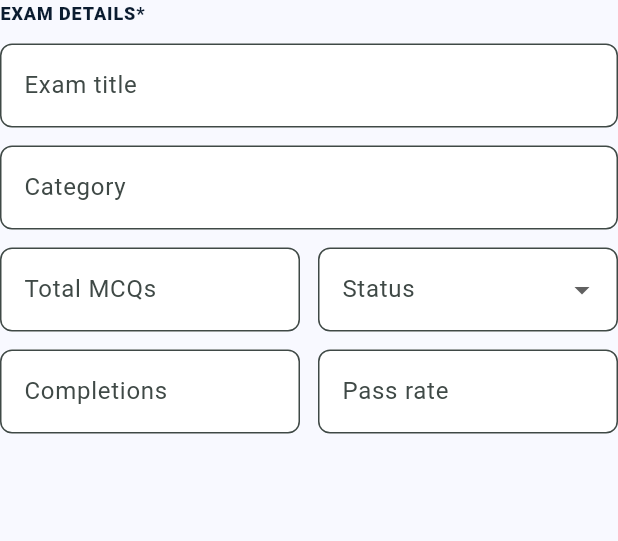
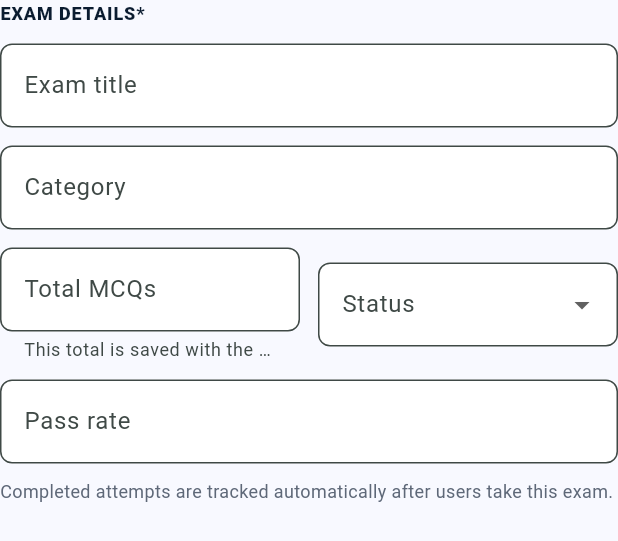
Before and after one commit to Khushalkhankhattak11/MockTest, a Flutter app: the _ExamDetailsForm widget shown alone on an empty page, opened directly with empty values, on a phone screen of 412 x 824 dp. Shown: the top 541 px of the screen. Run offline on Flutter 3.47's test engine with Material 3 defaults, Android fonts, the phone set to English and light mode, and no system bars; our stand-ins replace cloud_firestore, firebase_auth, firebase_core, shared_preferences; accounts and stored records are empty; Roboto replaces fonts that are missing (Arial).

Commit message:
webadmin1

```diff
--- a/lib/main.dart
+++ b/lib/main.dart
@@ -119,7 +119,7 @@ class _AdminAppState extends State<AdminApp> {
       return;
     }
 
-    final user = FirebaseAuth.instance.currentUser;
+    final user = await FirebaseAuth.instance.authStateChanges().first;
     if (user == null) {
       await AdminSession.clear(prefs);
       if (!mounted) return;
@@ -2160,7 +2160,8 @@ Future<void> _showExamDialog(
 }) async {
   final editing = existingExam != null;
   final breakdown = _subjectBreakdown(existingExam);
-  final totalMcqs = _asInt(existingExam?['questions'] ?? _dailyPracticeTotal);
+  var totalMcqs = _asInt(existingExam?['questions'] ?? _dailyPracticeTotal);
+  final existingCompletions = _asInt(existingExam?['completions']);
   final title = TextEditingController(
     text: existingExam?['title']?.toString() ?? 'Daily Practice',
   );
@@ -2169,9 +2170,6 @@ Future<void> _showExamDialog(
   );
   final questions = TextEditingController(
     text: _asInt(existingExam?['questions'] ?? totalMcqs).toString(),
-  );
-  final completions = TextEditingController(
-    text: _asInt(existingExam?['completions']).toString(),
   );
   final passRate = TextEditingController(
     text: _asDouble(existingExam?['passRate'] ?? 70).toStringAsFixed(1),
@@ -2253,7 +2251,7 @@ Future<void> _showExamDialog(
                             ),
                             const SizedBox(height: 2),
                             const Text(
-                              'Daily Practice uses the required 100 MCQ subject pattern. Add an optional first MCQ below.',
+                              'Set the exam total and subject pattern. Add an optional first MCQ below.',
                               style: TextStyle(color: Color(0xFF5E6878)),
                             ),
                           ],
@@ -2280,9 +2278,12 @@ Future<void> _showExamDialog(
                             title: title,
                             category: category,
                             questions: questions,
-                            completions: completions,
                             passRate: passRate,
                             status: status,
+                            onQuestionsChanged: (value) => setDialogState(
+                              () =>
+                                  totalMcqs = int.tryParse(value) ?? totalMcqs,
+                            ),
                             onStatusChanged: (value) =>
                                 setDialogState(() => status = value ?? status),
                           );
@@ -2350,7 +2351,7 @@ Future<void> _showExamDialog(
                                 : category.text.trim(),
                             questions:
                                 int.tryParse(questions.text) ?? totalMcqs,
-                            completions: int.tryParse(completions.text) ?? 0,
+                            completions: existingCompletions,
                             passRate: double.tryParse(passRate.text) ?? 0,
                             status: status,
                             subjectBreakdown: breakdown,
@@ -2398,18 +2399,18 @@ class _ExamDetailsForm extends StatelessWidget {
     required this.title,
     required this.category,
     required this.questions,
-    required this.completions,
     required this.passRate,
     required this.status,
+    required this.onQuestionsChanged,
     required this.onStatusChanged,
   });
 
   final TextEditingController title;
   final TextEditingController category;
   final TextEditingController questions;
-  final TextEditingController completions;
   final TextEditingController passRate;
   final String status;
+  final ValueChanged<String> onQuestionsChanged;
   final ValueChanged<String?> onStatusChanged;
 
   @override
@@ -2435,7 +2436,11 @@ class _ExamDetailsForm extends StatelessWidget {
               child: TextField(
                 controller: questions,
                 keyboardType: TextInputType.number,
-                decoration: const InputDecoration(labelText: 'Total MCQs'),
+                decoration: const InputDecoration(
+                  labelText: 'Total MCQs',
+                  helperText: 'This total is saved with the exam.',
+                ),
+                onChanged: onQuestionsChanged,
               ),
             ),
             const SizedBox(width: 12),
@@ -2457,24 +2462,15 @@ class _ExamDetailsForm extends StatelessWidget {
           ],
         ),
         const SizedBox(height: 12),
-        Row(
-          children: [
-            Expanded(
-              child: TextField(
-                controller: completions,
-                keyboardType: TextInputType.number,
-                decoration: const InputDecoration(labelText: 'Completions'),
-              ),
-            ),
-            const SizedBox(width: 12),
-            Expanded(
-              child: TextField(
-                controller: passRate,
-                keyboardType: TextInputType.number,
-                decoration: const InputDecoration(labelText: 'Pass rate'),
-              ),
-            ),
-          ],
+        TextField(
+          controller: passRate,
+          keyboardType: TextInputType.number,
+          decoration: const InputDecoration(labelText: 'Pass rate'),
+        ),
+        const SizedBox(height: 10),
+        const Text(
+          'Completed attempts are tracked automatically after users take this exam.',
+          style: TextStyle(color: Color(0xFF5E6878), fontSize: 12),
         ),
       ],
     );
@@ -2492,7 +2488,7 @@ class _DailyPracticeTable extends StatelessWidget {
     return Column(
       crossAxisAlignment: CrossAxisAlignment.start,
       children: [
-        const _FormSectionLabel('Daily Practice (100 MCQs)'),
+        _FormSectionLabel('Subject Pattern ($total MCQs)'),
         const SizedBox(height: 12),
         Container(
           decoration: BoxDecoration(
```
